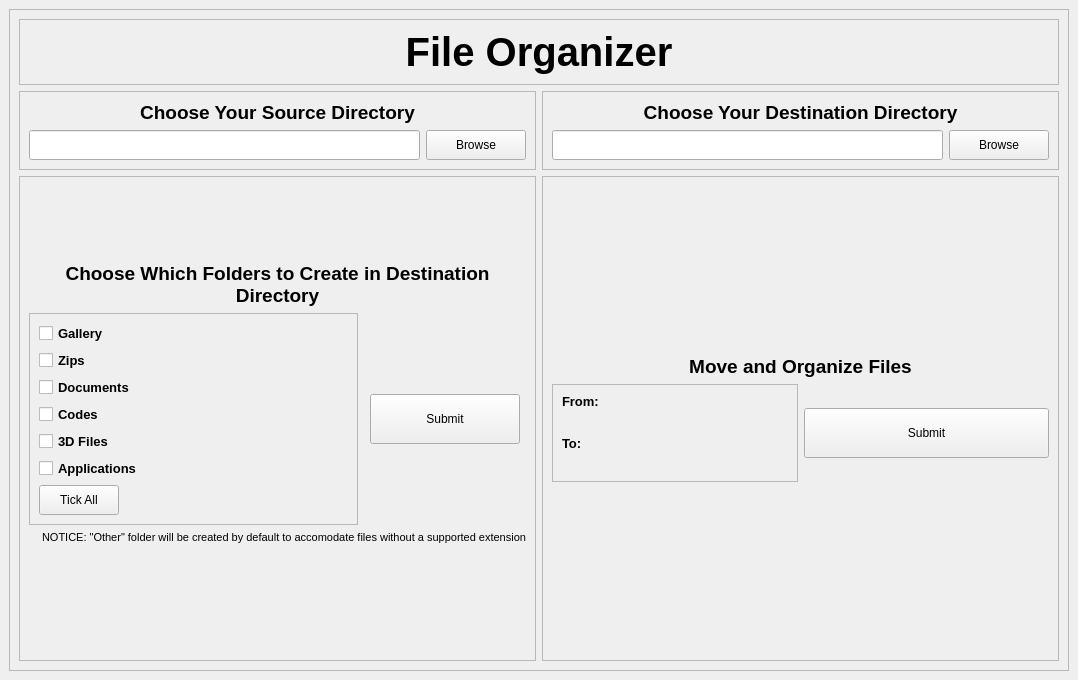
This is ui/interface.ui in oleksharh/FileOrganizerApplication as Qt 5 draws it before an edit. The edited form follows.
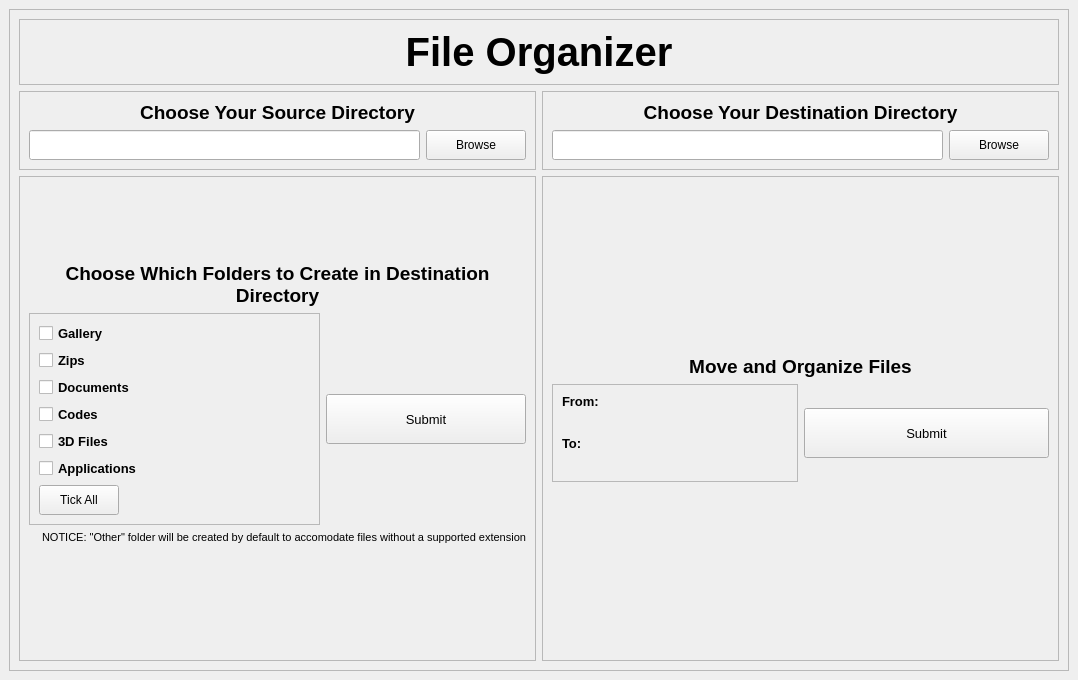
This is the edited form.

The edit to the form file:
```diff
--- a/ui/interface.ui
+++ b/ui/interface.ui
@@ -100,10 +100,15 @@
            <widget class="QPushButton" name="submit_button1">
             <property name="minimumSize">
              <size>
-              <width>150</width>
+              <width>200</width>
               <height>50</height>
              </size>
             </property>
+            <property name="font">
+             <font>
+              <pointsize>10</pointsize>
+             </font>
+            </property>
             <property name="text">
              <string>Submit</string>
             </property>
@@ -383,6 +388,11 @@
               <height>50</height>
              </size>
             </property>
+            <property name="font">
+             <font>
+              <pointsize>10</pointsize>
+             </font>
+            </property>
             <property name="text">
              <string>Submit</string>
             </property>
```
